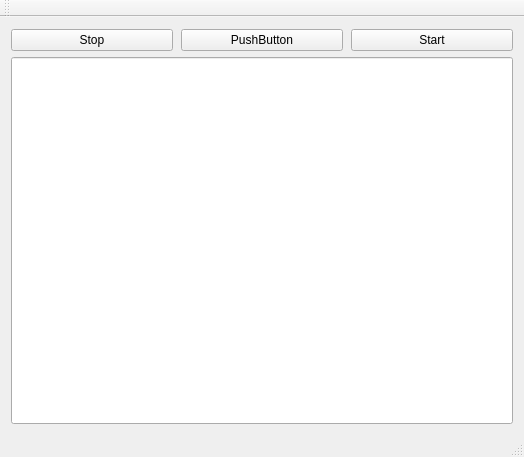
Qt form mainwindow.ui (N0Random/Lab5) before a commit.
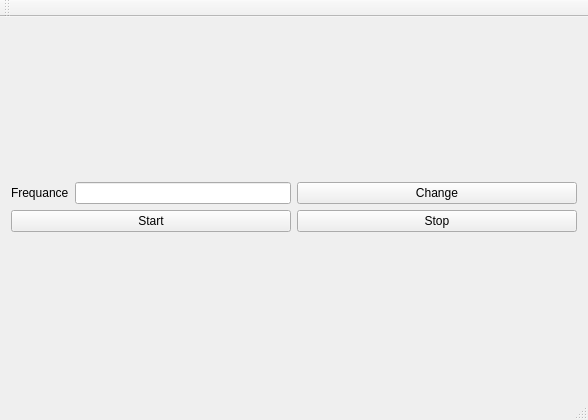
The same form after that commit.

Diff of the .ui file:
```diff
--- a/mainwindow.ui
+++ b/mainwindow.ui
@@ -6,8 +6,8 @@
    <rect>
     <x>0</x>
     <y>0</y>
-    <width>524</width>
-    <height>457</height>
+    <width>588</width>
+    <height>420</height>
    </rect>
   </property>
   <property name="windowTitle">
@@ -19,52 +19,69 @@
      <layout class="QVBoxLayout" name="verticalLayout"/>
     </item>
     <item>
-     <layout class="QHBoxLayout" name="horizontalLayout_2">
-      <property name="spacing">
-       <number>8</number>
-      </property>
-      <property name="sizeConstraint">
-       <enum>QLayout::SetNoConstraint</enum>
-      </property>
-      <property name="topMargin">
-       <number>1</number>
-      </property>
-      <property name="rightMargin">
-       <number>0</number>
-      </property>
-      <item>
+     <layout class="QGridLayout" name="gridLayout">
+      <item row="3" column="2">
        <widget class="QPushButton" name="pushButton">
+        <property name="sizePolicy">
+         <sizepolicy hsizetype="Expanding" vsizetype="Fixed">
+          <horstretch>0</horstretch>
+          <verstretch>0</verstretch>
+         </sizepolicy>
+        </property>
         <property name="text">
          <string>Stop</string>
         </property>
        </widget>
       </item>
-      <item>
-       <widget class="QPushButton" name="pushButton_3">
-        <property name="text">
-         <string>PushButton</string>
-        </property>
-       </widget>
-      </item>
-      <item>
+      <item row="3" column="1">
        <widget class="QPushButton" name="pushButton_2">
+        <property name="sizePolicy">
+         <sizepolicy hsizetype="Expanding" vsizetype="Fixed">
+          <horstretch>0</horstretch>
+          <verstretch>0</verstretch>
+         </sizepolicy>
+        </property>
         <property name="text">
          <string>Start</string>
         </property>
        </widget>
       </item>
+      <item row="0" column="1">
+       <layout class="QHBoxLayout" name="horizontalLayout">
+        <item>
+         <widget class="QLabel" name="label">
+          <property name="text">
+           <string>Frequance</string>
+          </property>
+         </widget>
+        </item>
+        <item>
+         <widget class="QLineEdit" name="lineEdit">
+          <property name="sizePolicy">
+           <sizepolicy hsizetype="Expanding" vsizetype="Fixed">
+            <horstretch>0</horstretch>
+            <verstretch>0</verstretch>
+           </sizepolicy>
+          </property>
+         </widget>
+        </item>
+       </layout>
+      </item>
+      <item row="0" column="2">
+       <widget class="QPushButton" name="pushButton_3">
+        <property name="sizePolicy">
+         <sizepolicy hsizetype="Expanding" vsizetype="Fixed">
+          <horstretch>0</horstretch>
+          <verstretch>0</verstretch>
+         </sizepolicy>
+        </property>
+        <property name="text">
+         <string>Change</string>
+        </property>
+       </widget>
+      </item>
      </layout>
     </item>
-    <item>
-     <widget class="QLineEdit" name="lineEdit">
-      <property name="sizePolicy">
-       <sizepolicy hsizetype="Expanding" vsizetype="Preferred">
-        <horstretch>0</horstretch>
-        <verstretch>0</verstretch>
-       </sizepolicy>
-      </property>
-     </widget>
-    </item>
    </layout>
   </widget>
   <widget class="QMenuBar" name="menuBar">
```
Left out of the diff: 2 changed lines with no effect on the pictures.
